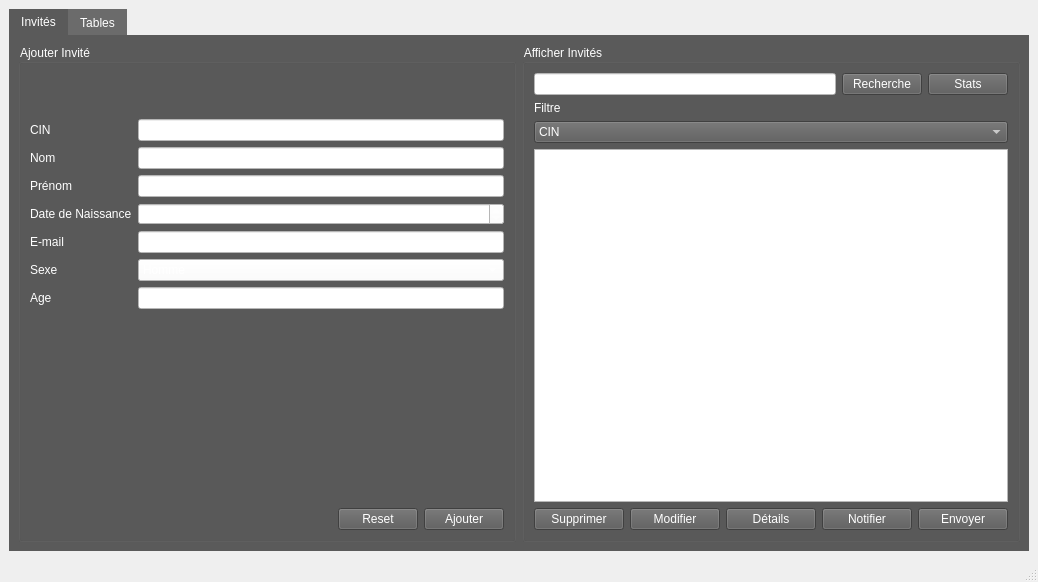
Qt form Dhia/mainwindow.ui (dhiaabdelli1/Wedding_planner_2A1) before a commit.
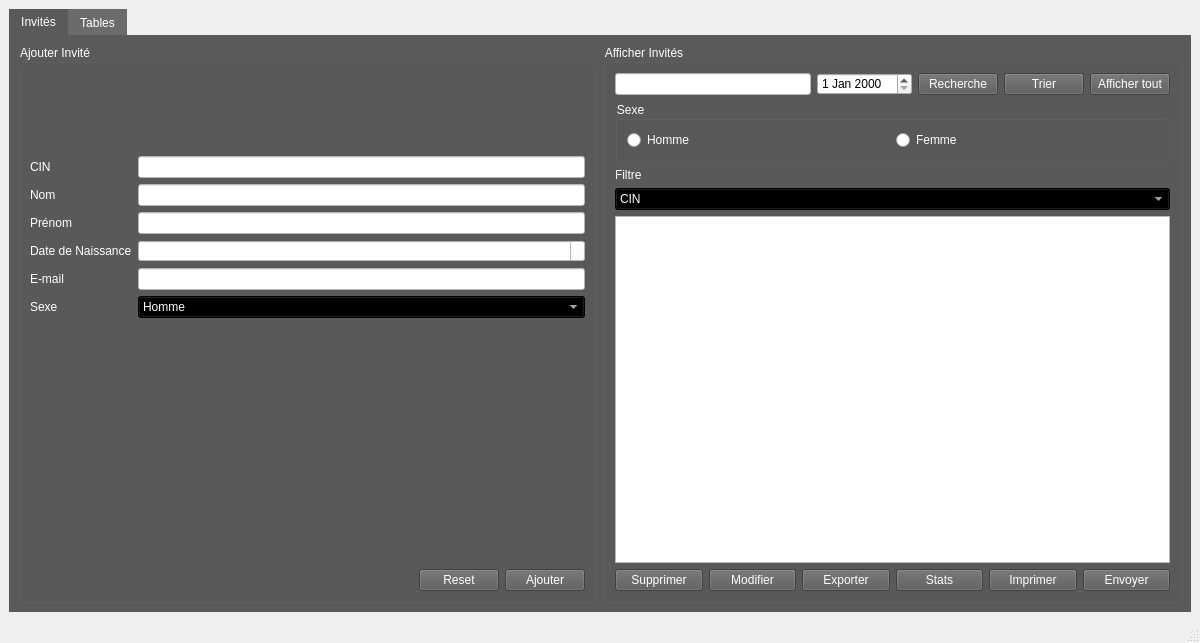
The same form after that commit.

Commit message: imprimer, exporter, envoi mail, recherche et tri

Diff of the .ui file:
```diff
--- a/Dhia/mainwindow.ui
+++ b/Dhia/mainwindow.ui
@@ -6,8 +6,8 @@
    <rect>
     <x>0</x>
     <y>0</y>
-    <width>1038</width>
-    <height>582</height>
+    <width>1200</width>
+    <height>643</height>
    </rect>
   </property>
   <property name="windowTitle">
@@ -215,8 +215,8 @@
                     <string notr="true">QComboBox
 {
 
-background-color: rgb(255,255,255);
-color:tgb(0,0,0);
+background-color: rgb(0,0,0);
+
 }</string>
                    </property>
                    <item>
@@ -231,29 +231,6 @@
                    </item>
                   </widget>
                  </item>
-                 <item row="7" column="0">
-                  <widget class="QLabel" name="ageLabel">
-                   <property name="styleSheet">
-                    <string notr="true">font: 8pt &quot;MS Shell Dlg 2&quot;;
-color:rgb(255,255,255);</string>
-                   </property>
-                   <property name="text">
-                    <string>Age</string>
-                   </property>
-                  </widget>
-                 </item>
-                 <item row="7" column="1">
-                  <widget class="QLineEdit" name="ageLineEdit">
-                   <property name="styleSheet">
-                    <string notr="true">QLineEdit
-{
-
-background-color: rgb(255,255,255);
-color:tgb(0,0,0);
-}</string>
-                   </property>
-                  </widget>
-                 </item>
                 </layout>
                </item>
               </layout>
@@ -361,6 +338,17 @@
 {
 
 background-color: rgb(255,255,255);
+color:rgb(0,0,0);
+}</string>
+                   </property>
+                  </widget>
+                 </item>
+                 <item>
+                  <widget class="QDateEdit" name="dateEdit">
+                   <property name="styleSheet">
+                    <string notr="true">QDateEdit
+{
+color:rgb(0,0,0);
 }</string>
                    </property>
                   </widget>
@@ -390,6 +378,31 @@
                    </property>
                   </widget>
                  </item>
+                 <item>
+                  <widget class="QPushButton" name="pushButton">
+                   <property name="styleSheet">
+                    <string notr="true">QPushButton:!hover{
+background-color:rgb(90, 90, 90);
+font: 8pt &quot;MS Shell Dlg 2&quot;;
+
+}
+
+QPushButton:hover{
+background-color:rgb(107, 107, 107);
+font: 8pt &quot;MS Shell Dlg 2&quot;;
+
+}
+QPushButton:click{
+background-color:rgb(90, 90, 90);
+font: 8pt &quot;MS Shell Dlg 2&quot;;
+
+}</string>
+                   </property>
+                   <property name="text">
+                    <string>Trier</string>
+                   </property>
+                  </widget>
+                 </item>
                  <item>
                   <widget class="QPushButton" name="pushButton_stats">
                    <property name="styleSheet">
@@ -411,14 +424,41 @@
 }</string>
                    </property>
                    <property name="text">
-                    <string>Stats</string>
+                    <string>Afficher tout</string>
                    </property>
                   </widget>
                  </item>
                 </layout>
                </item>
                <item>
-                <widget class="QLabel" name="label_2">
+                <widget class="QGroupBox" name="groupBox_3">
+                 <property name="title">
+                  <string>Sexe</string>
+                 </property>
+                 <layout class="QHBoxLayout" name="horizontalLayout_9">
+                  <item>
+                   <widget class="QRadioButton" name="radioButton">
+                    <property name="text">
+                     <string>Homme</string>
+                    </property>
+                   </widget>
+                  </item>
+                  <item>
+                   <layout class="QHBoxLayout" name="horizontalLayout_8">
+                    <item>
+                     <widget class="QRadioButton" name="radioButton_2">
+                      <property name="text">
+                       <string>Femme</string>
+                      </property>
+                     </widget>
+                    </item>
+                   </layout>
+                  </item>
+                 </layout>
+                </widget>
+               </item>
+               <item>
+                <widget class="QLabel" name="label">
                  <property name="text">
                   <string>Filtre</string>
                  </property>
@@ -427,7 +467,10 @@
                <item>
                 <widget class="QComboBox" name="comboBox_filtre">
                  <property name="styleSheet">
-                  <string notr="true">background-color:rgb(90,90,90);</string>
+                  <string notr="true">QComboBox
+{
+background-color: rgb(0,0,0);
+}</string>
                  </property>
                  <item>
                   <property name="text">
@@ -536,7 +579,32 @@
 }</string>
                      </property>
                      <property name="text">
-                      <string>Détails</string>
+                      <string>Exporter</string>
+                     </property>
+                    </widget>
+                   </item>
+                   <item>
+                    <widget class="QPushButton" name="pushButton_2">
+                     <property name="styleSheet">
+                      <string notr="true">QPushButton:!hover{
+background-color:rgb(90, 90, 90);
+font: 8pt &quot;MS Shell Dlg 2&quot;;
+
+}
+
+QPushButton:hover{
+background-color:rgb(107, 107, 107);
+font: 8pt &quot;MS Shell Dlg 2&quot;;
+
+}
+QPushButton:click{
+background-color:rgb(90, 90, 90);
+font: 8pt &quot;MS Shell Dlg 2&quot;;
+
+}</string>
+                     </property>
+                     <property name="text">
+                      <string>Stats</string>
                      </property>
                     </widget>
                    </item>
@@ -561,7 +629,7 @@
 }</string>
                      </property>
                      <property name="text">
-                      <string>Notifier</string>
+                      <string>Imprimer</string>
                      </property>
                     </widget>
                    </item>
```
Left out of the diff: 29 changed lines with no effect on the pictures. The commit also changes 17 other files.
